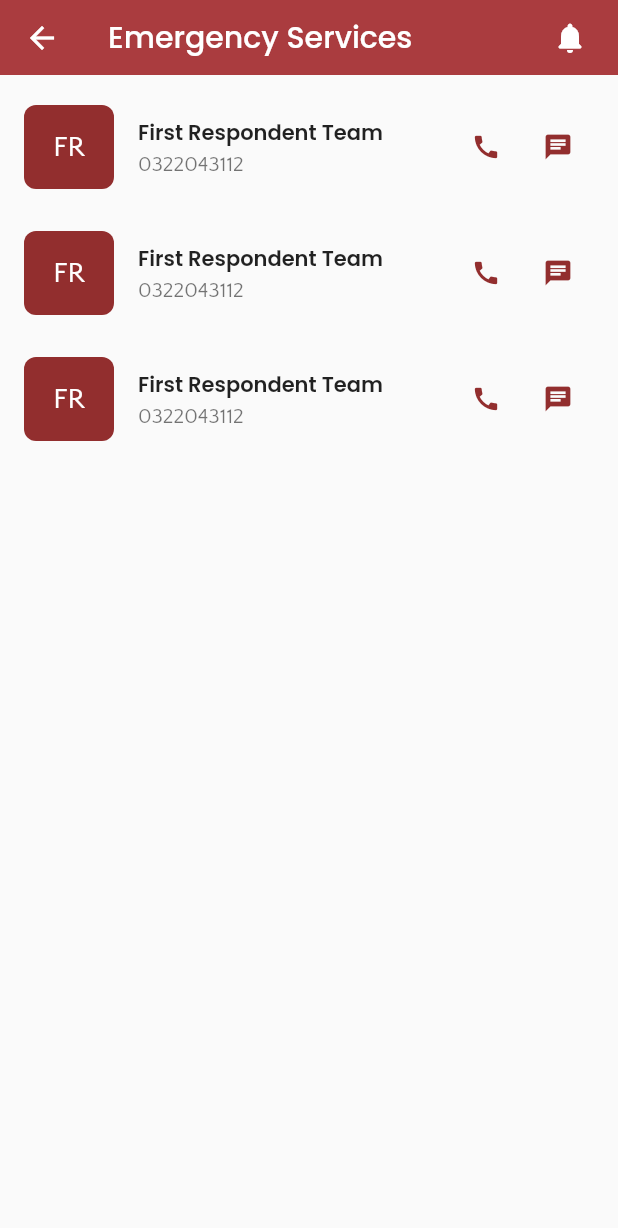
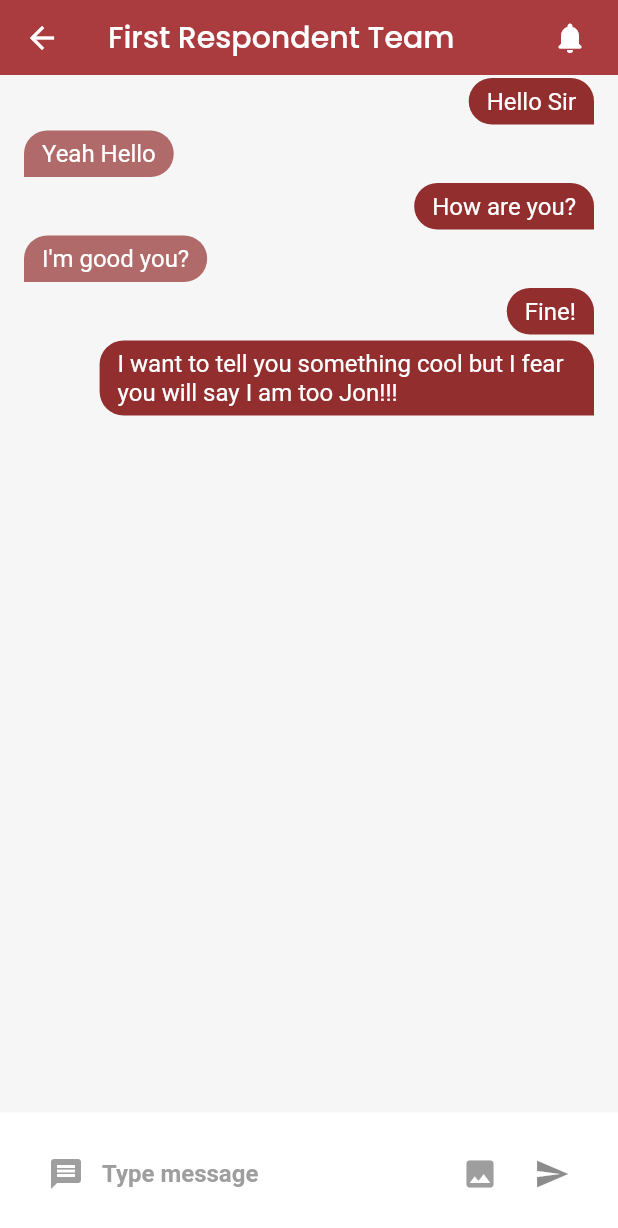
Before and after one commit to Dredayduncan/MySafeCampus, a Flutter app: the EmergencyServices screen opened directly, after a tap on the "chat" icon, on a phone screen of 412 x 824 dp. Shown: the top 1228 px of the screen. Run offline on Flutter 3.47's test engine with Material 2 defaults, Android fonts, the phone set to English and light mode, and no system bars; our stand-ins replace audioplayers, chat_bubbles, dots_indicator, firebase_auth, firebase_core, flutter_local_notifications and 3 more; missing offline and left inert: flutter_phone_direct_caller, iconify_flutter; accounts and stored records are empty.

Commit message:
chat completed --- might have to take another look at it tomorrow

```diff
--- a/lib/main.dart
+++ b/lib/main.dart
@@ -1,6 +1,8 @@
 import 'package:firebase_core/firebase_core.dart';
 import 'package:flutter/material.dart';
+import 'package:my_safe_campus/views/chat_screen.dart';
 import 'package:my_safe_campus/views/login.dart';
+import 'package:my_safe_campus/views/notifications_page.dart';
 import 'package:my_safe_campus/widgets/custom_bottom_navigation.dart';
 import 'package:shared_preferences/shared_preferences.dart';
 
@@ -31,6 +33,7 @@ class MyApp extends StatelessWidget {
         '/onboard': (context) => const Onboarding(),
         '/login': (context) => const Login(),
         '/home': (context) => const CustomBottomNavigation(),
+        '/notifications': (context) => const NotificationScreen(),
       },
     );
   }
--- /dev/null
+++ b/lib/model/chat_model.dart
@@ -0,0 +1,52 @@
+class Chat {
+  final String sender;
+  final String timeSent;
+  final String chat;
+  final String chatID;
+
+  Chat(
+      {required this.sender,
+      required this.timeSent,
+      required this.chat,
+      required this.chatID});
+}
+
+List<Chat> chats = [
+  Chat(
+    sender: 'Akwasi',
+    timeSent: 'timeSent',
+    chat: 'Hello Sir',
+    chatID: 'chatID',
+  ),
+  Chat(
+    sender: 'Andrew',
+    timeSent: 'timeSent',
+    chat: 'Yeah Hello',
+    chatID: 'chatID',
+  ),
+  Chat(
+    sender: 'Akwasi',
+    timeSent: 'timeSent',
+    chat: 'How are you?',
+    chatID: 'chatID',
+  ),
+  Chat(
+    sender: 'Andrew',
+    timeSent: 'timeSent',
+    chat: 'I\'m good you?',
+    chatID: 'chatID',
+  ),
+  Chat(
+    sender: 'Akwasi',
+    timeSent: 'timeSent',
+    chat: 'Fine!',
+    chatID: 'chatID',
+  ),
+  Chat(
+    sender: 'Akwasi',
+    timeSent: 'timeSent',
+    chat:
+        'I want to tell you something cool but I fear you will say I am too Jon!!!',
+    chatID: 'chatID',
+  ),
+];
--- /dev/null
+++ b/lib/model/user_model.dart
@@ -0,0 +1,7 @@
+class User {
+  final String userID;
+  final String name;
+  final String emailAddress;
+
+  User(this.userID, this.name, this.emailAddress);
+}
--- /dev/null
+++ b/lib/views/chat_screen.dart
@@ -0,0 +1,104 @@
+import 'package:chat_bubbles/chat_bubbles.dart';
+import 'package:flutter/material.dart';
+import 'package:my_safe_campus/constants.dart';
+import 'package:my_safe_campus/model/messages_model.dart';
+import 'package:my_safe_campus/model/user_model.dart';
+import 'package:my_safe_campus/widgets/custom_appbar.dart';
+import 'package:my_safe_campus/widgets/custom_textfield.dart';
+
+import '../model/chat_model.dart';
+
+class ChatScreen extends StatefulWidget {
+  final String chatID;
+  final String sender;
+
+  const ChatScreen({Key? key, required this.chatID, required this.sender})
+      : super(key: key);
+
+  @override
+  State<ChatScreen> createState() => _ChatScreenState();
+}
+
+class _ChatScreenState extends State<ChatScreen> {
+  final TextEditingController _chatController = TextEditingController();
+
+  final User currentUser = User(
+    '0',
+    'Akwasi',
+    'emailAddress',
+  );
+
+  @override
+  Widget build(BuildContext context) {
+    return Scaffold(
+      appBar: CustomAppBar(
+        title: widget.sender,
+      ),
+      backgroundColor: const Color(0xFFF6F6F6),
+      bottomSheet: Container(
+        width: double.infinity,
+        color: kWhiteTextColor,
+        height: MediaQuery.of(context).size.height * 0.1,
+        child: Row(
+          mainAxisAlignment: MainAxisAlignment.spaceBetween,
+          children: [
+            Expanded(
+              child: Padding(
+                padding: const EdgeInsets.symmetric(horizontal: 20),
+                child: Form(
+                  child: CustomTextField(
+                    controller: _chatController,
+                    hintText: 'Type message',
+                    onChanged: (value) {},
+                    validator: (validator) {},
+                    icon: Icons.message,
+                    borderless: true,
+                    suffixIcon: IconButton(
+                      color: Colors.grey,
+                      onPressed: () {},
+                      icon: const Icon(
+                        Icons.image,
+                      ),
+                    ),
+                    sendMsg: IconButton(
+                      onPressed: () {},
+                      icon: const Icon(
+                        Icons.send,
+                      ),
+                    ),
+                  ),
+                ),
+              ),
+            )
+          ],
+        ),
+      ),
+      body: SingleChildScrollView(
+        child: Column(
+          mainAxisSize: MainAxisSize.min,
+          children: [
+            ListView.builder(
+              shrinkWrap: true,
+              itemCount: chats.length,
+              itemBuilder: ((context, index) {
+                final Chat chat = chats[index];
+                bool isMe = chat.sender == currentUser.name;
+                return _buildMessage(chat, isMe);
+              }),
+            ),
+          ],
+        ),
+      ),
+    );
+  }
+}
+
+_buildMessage(Chat message, bool isMe) {
+  return BubbleSpecialThree(
+    text: message.chat,
+    color: isMe ? kDefaultBackground : kDefaultBackground.withOpacity(0.7),
+    tail: true,
+    textStyle: const TextStyle(color: Colors.white, fontSize: 16),
+    isSender: isMe ? true : false,
+  );
+}
--- a/lib/views/emergency_services.dart
+++ b/lib/views/emergency_services.dart
@@ -12,8 +12,8 @@ class EmergencyServices extends StatefulWidget {
 class _EmergencyServicesState extends State<EmergencyServices> {
   List contacts = [
     {"label": "FR", "title": "First Respondent Team", "subtitle": "0322043112"},
-    {"label": "FR", "title": "First Respondent Team", "subtitle": "0322043112"},
-    {"label": "FR", "title": "First Respondent Team", "subtitle": "0322043112"},
+    {"label": "FR", "title": "Andrew", "subtitle": "0322043112"},
+    {"label": "FR", "title": "Akwasi", "subtitle": "0322043112"},
   ];
 
   @override
--- a/lib/widgets/custom_appbar.dart
+++ b/lib/widgets/custom_appbar.dart
@@ -3,10 +3,12 @@ import '../constants.dart';
 
 class CustomAppBar extends StatefulWidget implements PreferredSizeWidget {
   final String? title;
+  final bool? showNotif;
 
   const CustomAppBar({
     Key? key,
     this.title,
+    this.showNotif = false,
   }) : super(key: key);
 
   @override
@@ -28,11 +30,17 @@ class _CustomAppBarState extends State<CustomAppBar> {
         style: const TextStyle(fontFamily: 'Poppins'),
       ),
       centerTitle: false,
-      actions: const [
+      actions: [
         Padding(
           padding: EdgeInsets.only(right: 20.0),
-          child: Icon(
-            Icons.notifications_rounded,
+          child: GestureDetector(
+            onTap: () {
+              Navigator.of(context, rootNavigator: true)
+                  .pushNamed('/notifications');
+            },
+            child: Icon(
+              Icons.notifications_rounded,
+            ),
           ),
         )
       ],
--- a/lib/widgets/custom_list_tile.dart
+++ b/lib/widgets/custom_list_tile.dart
@@ -1,5 +1,6 @@
 import 'package:flutter/material.dart';
 import 'package:flutter_phone_direct_caller/flutter_phone_direct_caller.dart';
+import 'package:my_safe_campus/views/chat_screen.dart';
 
 import '../constants.dart';
 
@@ -7,12 +8,14 @@ class CustomListTile extends StatelessWidget {
   final String title;
   final String subtitle;
   final String label;
+  final bool? notif;
 
   const CustomListTile({
     Key? key,
     required this.title,
     required this.subtitle,
     required this.label,
+    this.notif = false,
   }) : super(key: key);
 
   @override
@@ -32,43 +35,37 @@ class CustomListTile extends StatelessWidget {
               fontFamily: 'Quattrocentro',
               fontSize: 20.0,
             ),
-            )
-          ),
+          )),
         ),
       ),
       title: Text(
         title,
         style: const TextStyle(
-          fontFamily: 'Poppins',
-          fontSize: 14.0,
-          fontWeight: FontWeight.w600
-        ),
+            fontFamily: 'Poppins', fontSize: 14.0, fontWeight: FontWeight.w600),
       ),
       subtitle: Text(
         subtitle,
         style: const TextStyle(fontFamily: 'Quattrocentro'),
       ),
-      trailing: Row(
+      trailing: notif == false
+          ? Row(
               mainAxisSize: MainAxisSize.min,
               children: [
                 IconButton(
-            icon: Icon(Icons.call),
+                  icon: const Icon(Icons.call),
                   iconSize: 20.0,
                   color: kDefaultBackground,
                   onPressed: () {
                     _callNumber(subtitle).then((value) {
-                if (value == false){
+                      if (value == false) {
                         return showDialog(
                           context: context,
-                    builder: (BuildContext context) =>
-                        AlertDialog(
+                          builder: (BuildContext context) => AlertDialog(
                             title: const Text('Error'),
-                          content: Text(
-                              'Unable to connect to $title'),
+                            content: Text('Unable to connect to $title'),
                             actions: <Widget>[
                               TextButton(
-                              onPressed: () =>
-                                  Navigator.pop(context, 'OK'),
+                                onPressed: () => Navigator.pop(context, 'OK'),
                                 child: const Text('OK'),
                               ),
                             ],
@@ -79,17 +76,25 @@ class CustomListTile extends StatelessWidget {
                   },
                 ),
                 IconButton(
-            icon: Icon(Icons.chat),
+                  icon: const Icon(Icons.chat),
                   iconSize: 20.0,
                   color: kDefaultBackground,
-            onPressed: () {},
+                  onPressed: () {
+                    Navigator.of(context, rootNavigator: true)
+                        .push(MaterialPageRoute(
+                            builder: (_) => ChatScreen(
+                                  sender: title,
+                                  chatID: '',
+                                )));
+                  },
                 ),
               ],
-      ),
+            )
+          : SizedBox(width: 0),
     );
   }
 
-  Future<bool?> _callNumber(String number) async{
+  Future<bool?> _callNumber(String number) async {
     bool? res = await FlutterPhoneDirectCaller.callNumber(number);
     return res;
   }
--- a/lib/widgets/custom_textfield.dart
+++ b/lib/widgets/custom_textfield.dart
@@ -6,18 +6,24 @@ class CustomTextField extends StatelessWidget {
   final TextEditingController controller;
   final String hintText;
   final IconData icon;
+  final Widget? sendMsg;
+  final Widget? suffixIcon;
   final Function(String) onChanged;
   final String? Function(String?)? validator;
-  bool obscureText;
+  final bool obscureText;
+  final bool borderless;
 
-  CustomTextField({
+  const CustomTextField({
     Key? key,
     required this.controller,
     required this.hintText,
     required this.onChanged,
     required this.validator,
     required this.icon,
-    this.obscureText = false
+    this.sendMsg,
+    this.obscureText = false,
+    this.borderless = false,
+    this.suffixIcon,
   }) : super(key: key);
 
   @override
@@ -38,18 +44,35 @@ class CustomTextField extends StatelessWidget {
           icon,
           color: Colors.grey,
         ),
+        suffixIcon: Row(
+          mainAxisSize: MainAxisSize.min,
+          mainAxisAlignment: MainAxisAlignment.end,
+          children: [
+            suffixIcon ?? const SizedBox(width: 0),
+            sendMsg ?? const SizedBox(width: 0),
+          ],
+        ),
         focusedBorder: OutlineInputBorder(
-          borderSide: BorderSide(color: Colors.grey.withOpacity(0.3)),
+          borderSide: BorderSide(
+            color:
+                borderless ? Colors.transparent : Colors.grey.withOpacity(0.3),
+          ),
         ),
         disabledBorder: OutlineInputBorder(
-          borderSide: BorderSide(color: Colors.grey.withOpacity(0.3)),
+          borderSide: BorderSide(
+            color:
+                borderless ? Colors.transparent : Colors.grey.withOpacity(0.3),
+          ),
         ),
         errorBorder: const OutlineInputBorder(
-          borderSide: BorderSide(color: Colors.red),
+          borderSide: BorderSide(
+            color: Colors.red,
+          ),
         ),
         enabledBorder: OutlineInputBorder(
           borderSide: BorderSide(
-            color: Colors.grey.withOpacity(0.3),
+            color:
+                borderless ? Colors.transparent : Colors.grey.withOpacity(0.3),
           ),
         ),
       ),
--- a/pubspec.yaml
+++ b/pubspec.yaml
@@ -46,6 +46,7 @@ dependencies:
   dots_indicator: ^2.1.0
   iconify_flutter: ^0.0.4
   font_awesome_flutter: ^10.1.0
+  chat_bubbles: ^1.2.0
 
 dev_dependencies:
   flutter_test:
```
Also changed, not shown: lib/model/messages_model.dart (added, +64 -0 lines), lib/views/notifications_page.dart (+40 -0 lines), pubspec.lock. Lines whose indentation alone changed are shown as unchanged.
